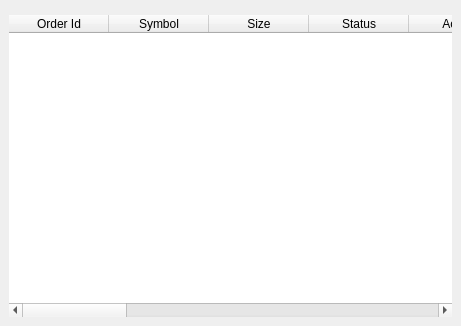
Before: the Qt Designer form profit/workbench/widgets/ui_orderdisplay.ui in hpsilva/profitpy, drawn with Qt 5.
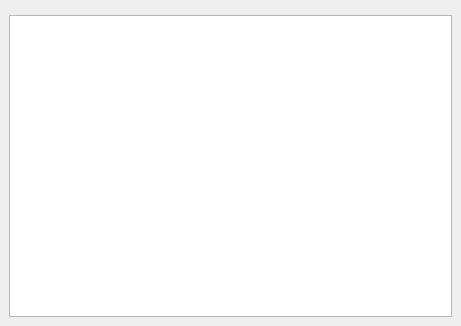
After: the same form once the commit is applied. Custom widgets are drawn as their Qt base class.

Commit message: Much better order display.

Diff of the .ui file:
```diff
--- a/profit/workbench/widgets/ui_orderdisplay.ui
+++ b/profit/workbench/widgets/ui_orderdisplay.ui
@@ -23,102 +23,19 @@
     <widget class="FilterBar" native="1" name="widget" />
    </item>
    <item>
-    <widget class="LocalTable" name="orderTable" >
-     <property name="frameShape" >
-      <enum>QFrame::NoFrame</enum>
+    <widget class="QTreeView" name="orderView" >
+     <property name="editTriggers" >
+      <set>QAbstractItemView::NoEditTriggers</set>
      </property>
-     <property name="frameShadow" >
-      <enum>QFrame::Plain</enum>
-     </property>
-     <property name="selectionMode" >
-      <enum>QAbstractItemView::SingleSelection</enum>
-     </property>
-     <property name="selectionBehavior" >
-      <enum>QAbstractItemView::SelectRows</enum>
-     </property>
-     <property name="sortingEnabled" >
+     <property name="showDropIndicator" stdset="0" >
       <bool>false</bool>
      </property>
-     <column>
-      <property name="text" >
-       <string>Order Id</string>
-      </property>
-     </column>
-     <column>
-      <property name="text" >
-       <string>Symbol</string>
-      </property>
-     </column>
-     <column>
-      <property name="text" >
-       <string>Size</string>
-      </property>
-     </column>
-     <column>
-      <property name="text" >
-       <string>Status</string>
-      </property>
-     </column>
-     <column>
-      <property name="text" >
-       <string>Action</string>
-      </property>
-     </column>
-     <column>
-      <property name="text" >
-       <string>Type</string>
-      </property>
-     </column>
-     <column>
-      <property name="text" >
-       <string>Limit Price</string>
-      </property>
-     </column>
-     <column>
-      <property name="text" >
-       <string>Aux Price</string>
-      </property>
-     </column>
-     <column>
-      <property name="text" >
-       <string>Open Close</string>
-      </property>
-     </column>
-     <column>
-      <property name="text" >
-       <string>Filled</string>
-      </property>
-     </column>
-     <column>
-      <property name="text" >
-       <string>Remaining</string>
-      </property>
-     </column>
-     <column>
-      <property name="text" >
-       <string>Average Fill Price</string>
-      </property>
-     </column>
-     <column>
-      <property name="text" >
-       <string>Last Fill Price</string>
-      </property>
-     </column>
-     <column>
-      <property name="text" >
-       <string>Parent Id</string>
-      </property>
-     </column>
-     <column>
-      <property name="text" >
-       <string>Client Id</string>
-      </property>
-     </column>
-     <column>
-      <property name="text" >
-       <string>Perm Id</string>
-      </property>
-     </column>
+     <property name="alternatingRowColors" >
+      <bool>true</bool>
+     </property>
+     <property name="animated" >
+      <bool>true</bool>
+     </property>
     </widget>
    </item>
   </layout>
@@ -129,11 +46,6 @@
    <extends>QWidget</extends>
    <header location="global" >profit.lib.widgets.filterbar.h</header>
   </customwidget>
-  <customwidget>
-   <class>LocalTable</class>
-   <extends>QTableWidget</extends>
-   <header location="global" >profit.lib.widgets.localtable.h</header>
-  </customwidget>
  </customwidgets>
  <resources/>
  <connections/>
```
The commit also changes 11 other files.
